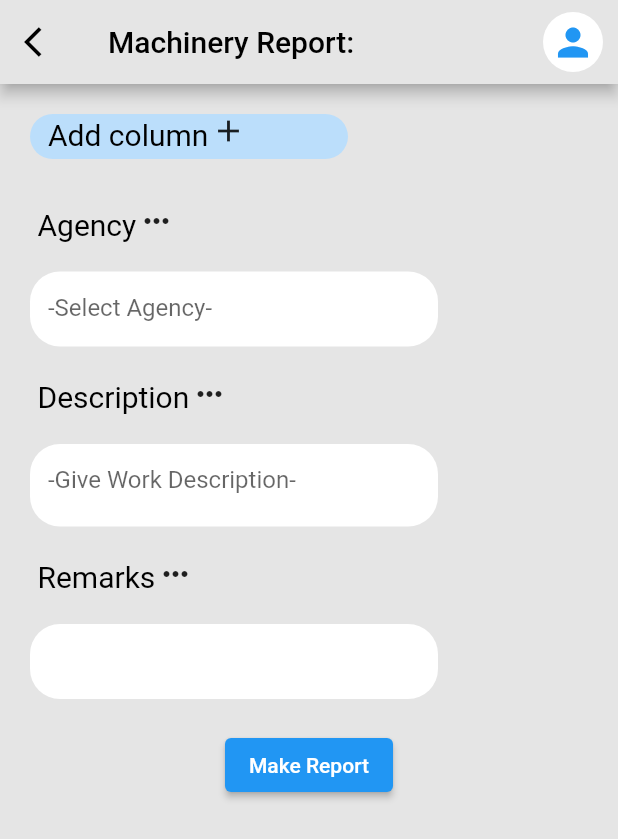
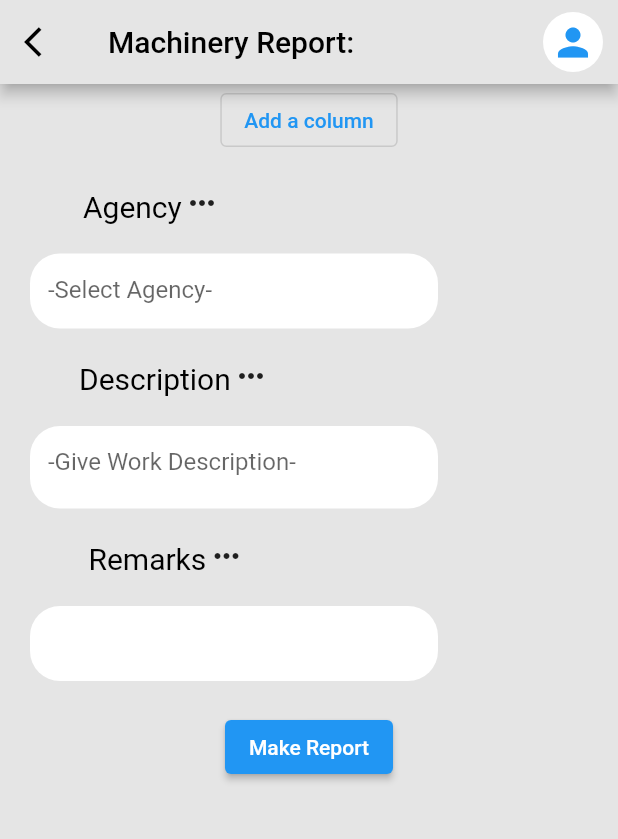
Before and after one commit to priyansh1211/4NerdyGuys, a Flutter app: the MachineryReport screen opened directly, on a phone screen of 412 x 824 dp. Shown: the top 839 px of the screen. Run offline on Flutter 3.47's test engine with Material 2 defaults, Android fonts, the phone set to English and light mode, and no system bars; our stand-ins replace charts_flutter, dropdown_button2, flutter_otp_text_field, get, image_picker, logger and 2 more; missing offline and left inert: otp_timer_button; accounts and stored records are empty.

Commit message:
Image problem solved and column added dynamically

```diff
--- a/lib/pages/MachineryReport.dart
+++ b/lib/pages/MachineryReport.dart
@@ -9,6 +9,8 @@ class MachineryReport extends StatefulWidget {
 }
 
 class _MachineryReportState extends State<MachineryReport> {
+  int number = 1;
+
   @override
   Widget build(BuildContext context) {
     return Scaffold(
@@ -46,48 +48,35 @@ class _MachineryReportState extends State<MachineryReport> {
           ),
         ],
       ),
-      body: ListView(
-        shrinkWrap: true,
-        children: <Widget>[
+      body: SingleChildScrollView(
+        child: Column(
+          children: [
+            OutlinedButton(
+                onPressed: () {
+                  setState(() {
+                    number = number + 1;
+                  });
+                },
+                child: const Text("Add a column")),
+            SizedBox(height: 20,),
             Padding(
-            padding: const EdgeInsets.all(20),
-            child: Container(
-              padding: const EdgeInsets.only(left: 12),
-              height: 30,
-              margin: const EdgeInsets.only(right: 160),
-              decoration: BoxDecoration(
-                color: Colors.blue.shade100,
-                borderRadius: BorderRadius.circular(20),
-              ),
-              child:  Text.rich(
-                TextSpan(
-                  children: [
-                    const TextSpan(text: 'Add column',style: TextStyle(color: Colors.black, fontSize: 20)),
-                    WidgetSpan(child: SizedBox(width: MediaQuery.of(context).devicePixelRatio,)),
-                    WidgetSpan(child:InkWell(
-                      child: Icon(Icons.add),
-                      onTap: (){
-                       // Navigator.push(context, MaterialPageRoute(builder: (context)=>));
-                      },
-                    )),
-                  ],
-                ),
-              ),
-            ),
-          ),
-          const SizedBox(height: 10,),
-          Padding(
-              padding: const EdgeInsets.only(left: 25),
+              padding: const EdgeInsets.only(right: 210),
               child: Text.rich(
                 TextSpan(
                   children: [
-                    const TextSpan(text: 'Agency',style: TextStyle(color: Colors.black, fontSize: 20)),
-                    WidgetSpan(child: SizedBox(width: MediaQuery.of(context).devicePixelRatio,)),
+                    const TextSpan(
+                        text: 'Agency',
+                        style: TextStyle(
+                            color: Colors.black, fontSize: 20)),
+                    WidgetSpan(
+                        child: SizedBox(
+                          width: MediaQuery.of(context).devicePixelRatio,
+                        )),
                     const WidgetSpan(child: Icon(Icons.more_horiz)),
                     // TextSpan(text: 'to add'),
                   ],
                 ),
-              )
+              ),
             ),
             Padding(
               padding: const EdgeInsets.all(20),
@@ -109,18 +98,24 @@ class _MachineryReportState extends State<MachineryReport> {
               ),
             ),
             Padding(
-              padding: const EdgeInsets.only(left: 25),
+                padding: const EdgeInsets.only(right:180),
                 child: Text.rich(
                   TextSpan(
                     children: [
-                    const TextSpan(text: 'Description',style: TextStyle(color: Colors.black, fontSize: 20)),
-                    WidgetSpan(child: SizedBox(width: MediaQuery.of(context).devicePixelRatio,)),
+                      const TextSpan(
+                          text: 'Description',
+                          style: TextStyle(
+                              color: Colors.black, fontSize: 20)),
+                      WidgetSpan(
+                          child: SizedBox(
+                            width:
+                            MediaQuery.of(context).devicePixelRatio,
+                          )),
                       const WidgetSpan(child: Icon(Icons.more_horiz)),
                       // TextSpan(text: 'to add'),
                     ],
                   ),
-              )
-          ),
+                )),
             Padding(
               padding: const EdgeInsets.all(20),
               child: Container(
@@ -141,19 +136,68 @@ class _MachineryReportState extends State<MachineryReport> {
               ),
             ),
             //SizedBox(height: 10,),
+            // Padding(
+            //     padding: const EdgeInsets.only(right: 190),
+            //     child: Text.rich(
+            //       TextSpan(
+            //         children: [
+            //           const TextSpan(
+            //               text: 'Remarks',
+            //               style: TextStyle(
+            //                   color: Colors.black, fontSize: 20)),
+            //           WidgetSpan(
+            //               child: SizedBox(
+            //                 width:
+            //                 MediaQuery.of(context).devicePixelRatio,
+            //               )),
+            //           const WidgetSpan(child: Icon(Icons.more_horiz)),
+            //           // TextSpan(text: 'to add'),
+            //         ],
+            //       ),
+            //     )),
+            // Padding(
+            //   padding: const EdgeInsets.all(20),
+            //   child: Container(
+            //     padding: const EdgeInsets.only(left: 12),
+            //     height: 50,
+            //     margin: const EdgeInsets.only(right: 100),
+            //     decoration: BoxDecoration(
+            //       color: Colors.white,
+            //       borderRadius: BorderRadius.circular(20),
+            //     ),
+            //     child: const TextField(
+            //       decoration: InputDecoration(
+            //         border: InputBorder.none,
+            //       ),
+            //     ),
+            //   ),
+            // ),
+            ListView.builder(
+              physics: const ScrollPhysics(parent: null),
+              shrinkWrap: true,
+              itemBuilder: (BuildContext context, int i) {
+                return SingleChildScrollView(
+                  child: Column(
+                    children: [
                       Padding(
-              padding: const EdgeInsets.only(left: 25),
+                          padding: const EdgeInsets.only(right: 190),
                           child: Text.rich(
                             TextSpan(
                               children: [
-                    const TextSpan(text: 'Remarks',style: TextStyle(color: Colors.black, fontSize: 20)),
-                    WidgetSpan(child: SizedBox(width: MediaQuery.of(context).devicePixelRatio,)),
+                                const TextSpan(
+                                    text: 'Remarks',
+                                    style: TextStyle(
+                                        color: Colors.black, fontSize: 20)),
+                                WidgetSpan(
+                                    child: SizedBox(
+                                      width:
+                                      MediaQuery.of(context).devicePixelRatio,
+                                    )),
                                 const WidgetSpan(child: Icon(Icons.more_horiz)),
                                 // TextSpan(text: 'to add'),
                               ],
                             ),
-              )
-          ),
+                          )),
                       Padding(
                         padding: const EdgeInsets.all(20),
                         child: Container(
@@ -171,13 +215,20 @@ class _MachineryReportState extends State<MachineryReport> {
                           ),
                         ),
                       ),
+                    ],
+                  ),
+                );
+              },
+              itemCount: number,
 
+            ),
             Center(
               child: Column(
                 mainAxisAlignment: MainAxisAlignment.center,
                 crossAxisAlignment: CrossAxisAlignment.center,
                 children: [
-                ElevatedButton(onPressed: (){
+                  ElevatedButton(
+                    onPressed: () {
                       Get.defaultDialog(
                         middleText: "Do you want to continue?",
                         titleStyle: const TextStyle(
@@ -198,11 +249,16 @@ class _MachineryReportState extends State<MachineryReport> {
                         buttonColor: const Color(0xff685D5D),
                         //barrierDismissible: false,
                         backgroundColor: const Color(0xff009AFF),
-                    onConfirm: (){
-                      Navigator.push(context, MaterialPageRoute(builder: (context)=>const WorkDoneToday()));
+                        onConfirm: () {
+                          Navigator.push(
+                              context,
+                              MaterialPageRoute(
+                                  builder: (context) =>
+                                  const WorkDoneToday()));
                         },
                       );
-                }, child: const Text(
+                    },
+                    child: const Text(
                       "Make Report",
                       // style: TextStyle(
                       //     color: Colors.white,
@@ -216,8 +272,7 @@ class _MachineryReportState extends State<MachineryReport> {
             ),
           ],
         ),
+      ),
     );
   }
-
-  buildButton() {}
 }
```
Also changed, not shown: lib/pages/TargetVsAchieved.dart (+27 -15 lines). Lines whose indentation alone changed are shown as unchanged.
